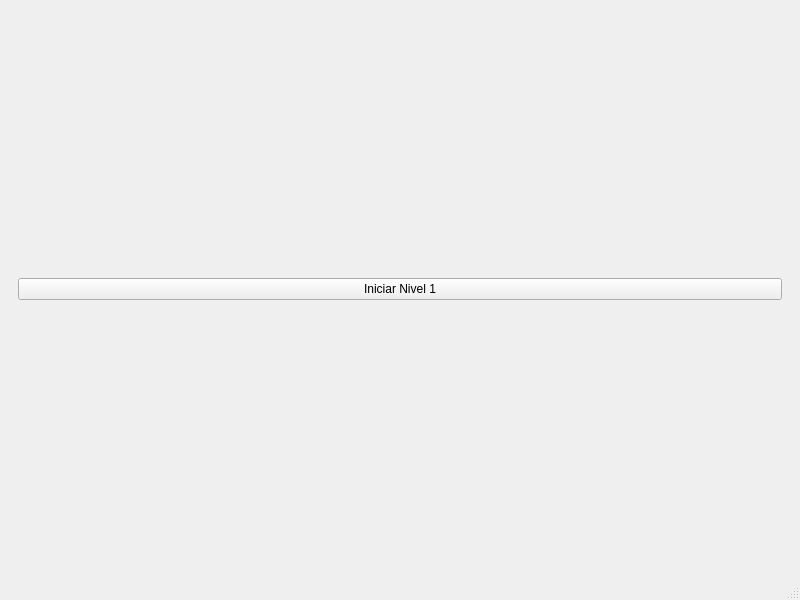
This is DefFinal/mainwindow.ui in LuisAR219/DefFinal_20252 as Qt 5 draws it before an edit. The edited form follows.
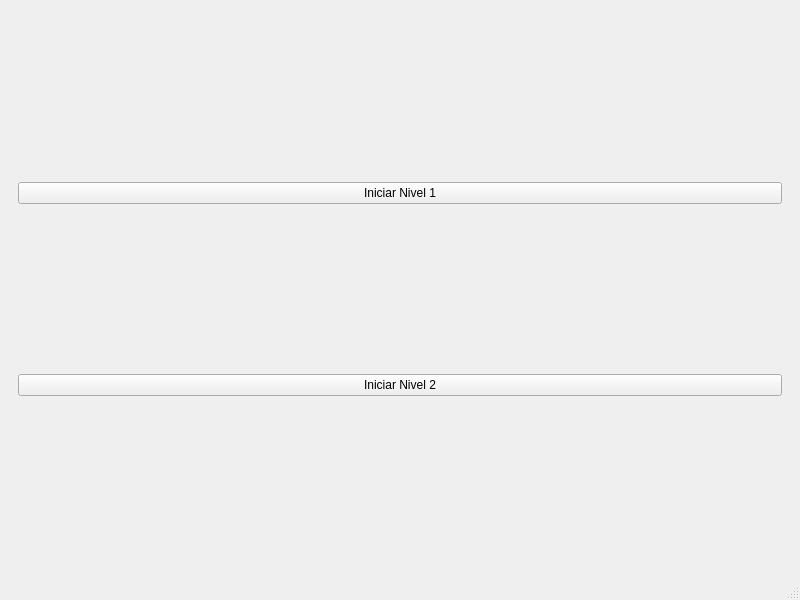
This is the edited form.

Commit message: Primera versión del nivel 2-movimiento del cañón y ajustamiento de ángulo para disparar a barcos enemigos

Diff of the .ui file:
```diff
--- a/DefFinal/mainwindow.ui
+++ b/DefFinal/mainwindow.ui
@@ -25,6 +25,13 @@
          </property>
         </widget>
        </item>
+       <item>
+        <widget class="QPushButton" name="btnIniciarNivel2">
+         <property name="text">
+          <string>Iniciar Nivel 2</string>
+         </property>
+        </widget>
+       </item>
       </layout>
      </widget>
     </item>
```
The commit also changes 27 other files.
